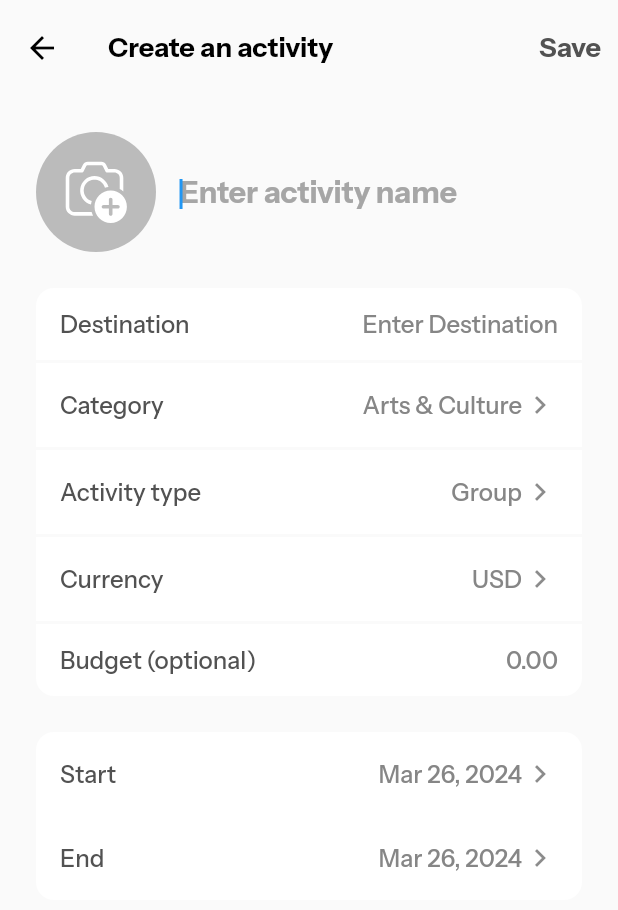
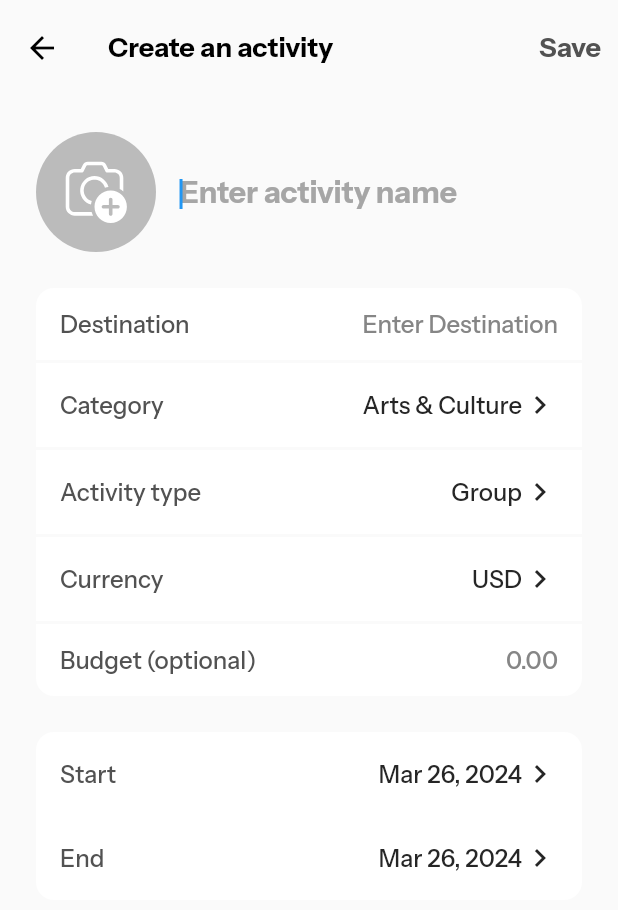
Before and after one commit to finnovetech/suyatra_mobile, a Flutter app: the CreateActivityPage screen opened by its route, on a phone screen of 412 x 824 dp. Shown: the top 910 px of the screen. Run offline on Flutter 3.47's test engine with Material 3 defaults, Android fonts, the phone set to English and light mode, and no system bars; our stand-ins replace cached_network_image, carousel_slider, cloud_firestore, dartz, equatable, firebase_auth and 14 more; accounts and stored records are empty; network calls fail; project files that could hold a hidden picture were left out.

Commit message:
added new params for list tile

```diff
--- a/suyatra/lib/widgets/custom_list_tile.dart
+++ b/suyatra/lib/widgets/custom_list_tile.dart
@@ -14,6 +14,8 @@ class CustomListTile extends StatelessWidget {
   final bool isDense;
   final bool hasRadius;
   final String? trailingText;
+  final TextStyle? trailingTextStyle;
+  final Color? trailingIconColor;
 
   const CustomListTile({
     super.key,
@@ -28,6 +30,8 @@ class CustomListTile extends StatelessWidget {
     this.isDense = false,
     this.hasRadius = true,
     this.trailingText,
+    this.trailingTextStyle,
+    this.trailingIconColor,
   });
 
   @override
@@ -59,12 +63,15 @@ class CustomListTile extends StatelessWidget {
             children: [
               trailingText != null ? Text(
                 trailingText!,
-                style: const TextStyle(
+                style: trailingTextStyle ?? const TextStyle(
                   fontSize: h9,
                   color: lightGrey,
                 ),
               ) : const SizedBox(),
-              const Icon(Icons.chevron_right),
+              Icon(
+                Icons.chevron_right,
+                color: trailingIconColor,
+              ),
             ],
           ),
         ),
```
